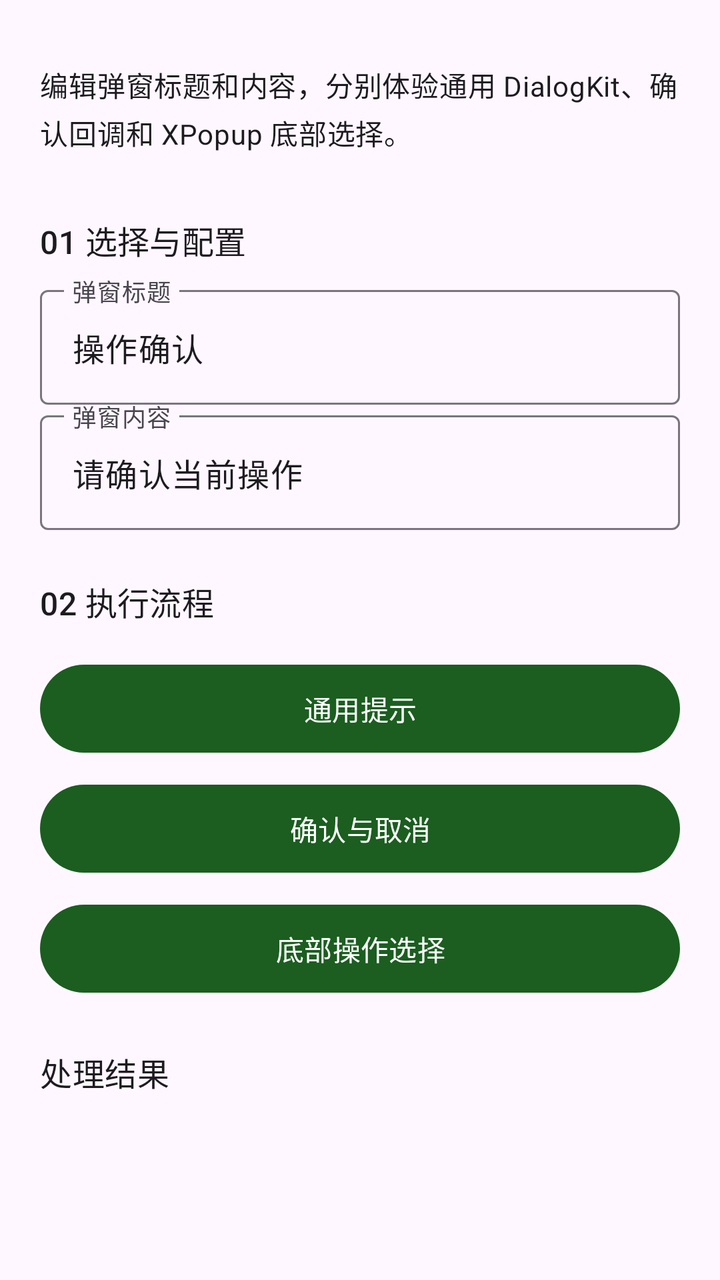
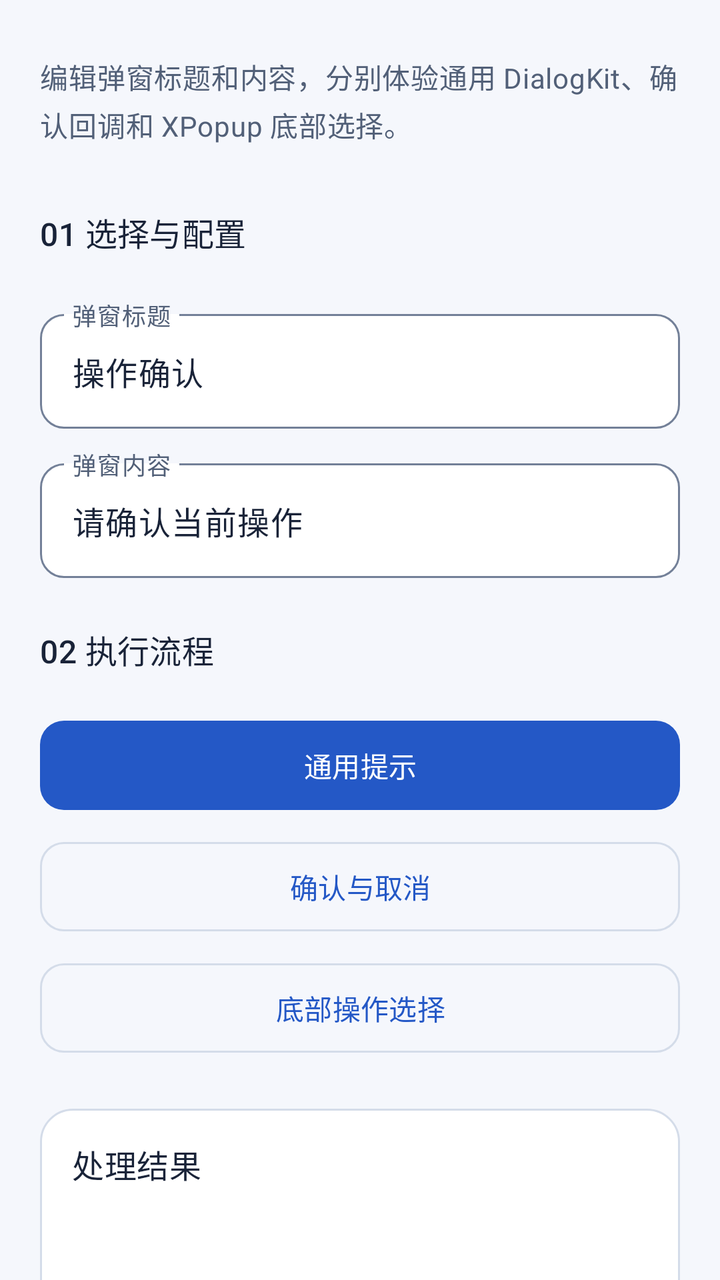

Two renders of the same Android screen: before a commit and after it. Below are the layout's source before the change and the commit's diff.
<!-- AndroidManifest.xml: another module's application theme Theme.DevLib -->
<!-- res/layout/demo_popup.xml -->
<?xml version='1.0' encoding='utf-8'?>
<ScrollView xmlns:android="http://schemas.android.com/apk/res/android" android:layout_width="match_parent" android:layout_height="match_parent" android:fillViewport="true" android:scrollbars="none" android:clipToPadding="false">
    <LinearLayout style="@style/Demo.Page">
        <TextView style="@style/Demo.Label" android:text="@string/demo_popup_intro" />
        <TextView style="@style/Demo.Heading" android:text="@string/demo_popup_input" />
        <com.google.android.material.textfield.TextInputLayout android:layout_width="match_parent" android:layout_height="wrap_content" android:hint="@string/demo_popup_title">
            <com.google.android.material.textfield.TextInputEditText android:id="@+id/title" style="@style/Demo.Input" android:inputType="text" android:text="@string/demo_popup_title_value" android:saveEnabled="true" />
        </com.google.android.material.textfield.TextInputLayout>
        <com.google.android.material.textfield.TextInputLayout android:layout_width="match_parent" android:layout_height="wrap_content" android:hint="@string/demo_popup_message">
            <com.google.android.material.textfield.TextInputEditText android:id="@+id/message" style="@style/Demo.Input" android:inputType="text" android:text="@string/demo_popup_message_value" android:saveEnabled="true" />
        </com.google.android.material.textfield.TextInputLayout>
        <TextView style="@style/Demo.Heading" android:text="@string/demo_popup_execute" />
        <com.google.android.material.button.MaterialButton android:id="@+id/common" style="@style/Demo.Button" android:text="@string/demo_popup_common" />
        <com.google.android.material.button.MaterialButton android:id="@+id/confirm" style="@style/Demo.Button" android:text="@string/demo_popup_confirm" />
        <com.google.android.material.button.MaterialButton android:id="@+id/bottom" style="@style/Demo.Button" android:text="@string/demo_popup_bottom" />
        <include android:id="@+id/result" layout="@layout/demo_output" />
    </LinearLayout>
</ScrollView>
<!-- res/layout/demo_output.xml (included above) -->
<?xml version='1.0' encoding='utf-8'?>
<LinearLayout xmlns:android="http://schemas.android.com/apk/res/android" style="@style/Demo.Page" android:padding="0dp">
    <TextView style="@style/Demo.Heading" android:text="@string/demo_output" />
    <TextView android:id="@+id/inputs" style="@style/Demo.Label" android:textIsSelectable="true" />
    <ImageView android:id="@+id/inputPreview" android:layout_width="match_parent" android:layout_height="200dp" android:scaleType="fitCenter" android:contentDescription="@string/workspace_original" android:visibility="gone" />
    <ProgressBar android:id="@+id/progress" style="?android:attr/progressBarStyleHorizontal" android:layout_width="match_parent" android:layout_height="wrap_content" android:visibility="gone" />
    <TextView android:id="@+id/message" style="@style/Demo.Label" android:textIsSelectable="true" />
    <ImageView android:id="@+id/preview" android:layout_width="match_parent" android:layout_height="wrap_content" android:adjustViewBounds="true" android:maxHeight="360dp" android:contentDescription="@string/demo_preview" android:visibility="gone" />
    <com.google.android.material.button.MaterialButton android:id="@+id/cancel" style="@style/Demo.Button" android:text="@string/demo_cancel" android:visibility="gone" />
    <LinearLayout android:layout_width="match_parent" android:layout_height="wrap_content" android:orientation="horizontal">
        <com.google.android.material.button.MaterialButton android:id="@+id/open" style="@style/Demo.Button" android:layout_width="0dp" android:layout_weight="1" android:text="@string/demo_open" />
        <com.google.android.material.button.MaterialButton android:id="@+id/share" style="@style/Demo.Button" android:layout_width="0dp" android:layout_weight="1" android:text="@string/demo_share" />
    </LinearLayout>
    <com.google.android.material.button.MaterialButton android:id="@+id/save" style="@style/Demo.Button" android:text="@string/workspace_save" />
    <com.google.android.material.button.MaterialButton android:id="@+id/continueWith" style="@style/Demo.Button" android:text="@string/workspace_continue" />
</LinearLayout>
<!-- resources referenced by this layout -->
<resources>
  <style name="Demo.Button" parent="">
          <item name="android:layout_width">match_parent</item>
          <item name="android:layout_height">wrap_content</item>
          <item name="android:minHeight">52dp</item>
          <item name="android:layout_marginTop">8dp</item>
      </style>
  <style name="Demo.Heading" parent="Demo.Label">
          <item name="android:textAppearance">?attr/textAppearanceTitleMedium</item>
          <item name="android:layout_marginTop">24dp</item>
      </style>
  <style name="Demo.Input" parent="">
          <item name="android:layout_width">match_parent</item>
          <item name="android:layout_height">wrap_content</item>
          <item name="android:minHeight">56dp</item>
          <item name="android:layout_marginTop">8dp</item>
          <item name="android:importantForAutofill">no</item>
      </style>
  <style name="Demo.Label" parent="">
          <item name="android:layout_width">match_parent</item>
          <item name="android:layout_height">wrap_content</item>
          <item name="android:textAppearance">?attr/textAppearanceBodyMedium</item>
          <item name="android:layout_marginTop">12dp</item>
          <item name="android:layout_marginBottom">8dp</item>
      </style>
  <style name="Demo.Page" parent="">
          <item name="android:orientation">vertical</item>
          <item name="android:padding">20dp</item>
          <item name="android:layout_width">match_parent</item>
          <item name="android:layout_height">wrap_content</item>
      </style>
  <style name="Theme.DevLib" parent="Theme.Material3.DayNight.NoActionBar">
          <item name="colorPrimary">@color/primary</item>
          <item name="colorOnPrimary">@color/on_primary</item>
          <item name="android:statusBarColor">@android:color/transparent</item>
          <item name="android:navigationBarColor">@android:color/transparent</item>
          <item name="android:windowLightStatusBar">true</item>
          <item name="android:windowLightNavigationBar">true</item>
          <item name="android:enforceNavigationBarContrast">false</item>
      </style>
  <color name="primary">#1B5E20</color>
  <color name="on_primary">#FFFFFF</color>
  <!-- unchanged entries left out for length: 18 -->
</resources>

<!-- the commit's change to res/layout/demo_popup.xml (unified diff, before → after) -->
@@ -3,14 +3,14 @@
     <LinearLayout style="@style/Demo.Page">
         <TextView style="@style/Demo.Label" android:text="@string/demo_popup_intro" />
         <TextView style="@style/Demo.Heading" android:text="@string/demo_popup_input" />
-        <com.google.android.material.textfield.TextInputLayout android:layout_width="match_parent" android:layout_height="wrap_content" android:hint="@string/demo_popup_title">
+        <com.google.android.material.textfield.TextInputLayout style="@style/Demo.TextInputLayout" android:layout_width="match_parent" android:layout_height="wrap_content" android:hint="@string/demo_popup_title">
             <com.google.android.material.textfield.TextInputEditText android:id="@+id/title" style="@style/Demo.Input" android:inputType="text" android:text="@string/demo_popup_title_value" android:saveEnabled="true" />
         </com.google.android.material.textfield.TextInputLayout>
-        <com.google.android.material.textfield.TextInputLayout android:layout_width="match_parent" android:layout_height="wrap_content" android:hint="@string/demo_popup_message">
+        <com.google.android.material.textfield.TextInputLayout style="@style/Demo.TextInputLayout" android:layout_width="match_parent" android:layout_height="wrap_content" android:hint="@string/demo_popup_message">
             <com.google.android.material.textfield.TextInputEditText android:id="@+id/message" style="@style/Demo.Input" android:inputType="text" android:text="@string/demo_popup_message_value" android:saveEnabled="true" />
         </com.google.android.material.textfield.TextInputLayout>
         <TextView style="@style/Demo.Heading" android:text="@string/demo_popup_execute" />
-        <com.google.android.material.button.MaterialButton android:id="@+id/common" style="@style/Demo.Button" android:text="@string/demo_popup_common" />
+        <com.google.android.material.button.MaterialButton android:id="@+id/common" style="@style/Demo.Button.Primary" android:text="@string/demo_popup_common" />
         <com.google.android.material.button.MaterialButton android:id="@+id/confirm" style="@style/Demo.Button" android:text="@string/demo_popup_confirm" />
         <com.google.android.material.button.MaterialButton android:id="@+id/bottom" style="@style/Demo.Button" android:text="@string/demo_popup_bottom" />
         <include android:id="@+id/result" layout="@layout/demo_output" />
@@ -18,17 +18,17 @@
 </ScrollView>
 <!-- res/layout/demo_output.xml (included above) -->
 <?xml version='1.0' encoding='utf-8'?>
-<LinearLayout xmlns:android="http://schemas.android.com/apk/res/android" style="@style/Demo.Page" android:padding="0dp">
-    <TextView style="@style/Demo.Heading" android:text="@string/demo_output" />
+<LinearLayout xmlns:android="http://schemas.android.com/apk/res/android" style="@style/Demo.Page" android:padding="16dp" android:layout_marginTop="24dp" android:background="@drawable/demo_result_surface">
+    <TextView style="@style/Demo.Heading" android:layout_marginTop="0dp" android:text="@string/demo_output" />
     <TextView android:id="@+id/inputs" style="@style/Demo.Label" android:textIsSelectable="true" />
     <ImageView android:id="@+id/inputPreview" android:layout_width="match_parent" android:layout_height="200dp" android:scaleType="fitCenter" android:contentDescription="@string/workspace_original" android:visibility="gone" />
     <ProgressBar android:id="@+id/progress" style="?android:attr/progressBarStyleHorizontal" android:layout_width="match_parent" android:layout_height="wrap_content" android:visibility="gone" />
-    <TextView android:id="@+id/message" style="@style/Demo.Label" android:textIsSelectable="true" />
+    <TextView android:id="@+id/message" style="@style/Demo.Label" android:accessibilityLiveRegion="polite" android:textIsSelectable="true" />
     <ImageView android:id="@+id/preview" android:layout_width="match_parent" android:layout_height="wrap_content" android:adjustViewBounds="true" android:maxHeight="360dp" android:contentDescription="@string/demo_preview" android:visibility="gone" />
-    <com.google.android.material.button.MaterialButton android:id="@+id/cancel" style="@style/Demo.Button" android:text="@string/demo_cancel" android:visibility="gone" />
+    <com.google.android.material.button.MaterialButton android:id="@+id/cancel" style="@style/Demo.Button.Danger" android:text="@string/demo_cancel" android:visibility="gone" />
     <LinearLayout android:layout_width="match_parent" android:layout_height="wrap_content" android:orientation="horizontal">
-        <com.google.android.material.button.MaterialButton android:id="@+id/open" style="@style/Demo.Button" android:layout_width="0dp" android:layout_weight="1" android:text="@string/demo_open" />
-        <com.google.android.material.button.MaterialButton android:id="@+id/share" style="@style/Demo.Button" android:layout_width="0dp" android:layout_weight="1" android:text="@string/demo_share" />
+        <com.google.android.material.button.MaterialButton android:id="@+id/open" style="@style/Demo.Button.Primary" android:layout_marginEnd="4dp" android:layout_width="0dp" android:layout_weight="1" android:text="@string/demo_open" />
+        <com.google.android.material.button.MaterialButton android:id="@+id/share" style="@style/Demo.Button" android:layout_marginStart="4dp" android:layout_width="0dp" android:layout_weight="1" android:text="@string/demo_share" />
     </LinearLayout>
     <com.google.android.material.button.MaterialButton android:id="@+id/save" style="@style/Demo.Button" android:text="@string/workspace_save" />
     <com.google.android.material.button.MaterialButton android:id="@+id/continueWith" style="@style/Demo.Button" android:text="@string/workspace_continue" />
<!-- resource entries referenced after the edit -->
@@ -1,46 +1,130 @@
 <!-- resources referenced by this layout -->
 <resources>
-  <style name="Demo.Button" parent="">
+  <!-- drawable demo_result_surface (drawable) -->
+  <shape xmlns:android="http://schemas.android.com/apk/res/android" android:shape="rectangle">
+      <solid android:color="@color/dev_surface_card" />
+      <corners android:radius="16dp" />
+      <stroke android:width="1dp" android:color="@color/dev_outline_variant" />
+  </shape>
+  <style name="Demo.Button" parent="Widget.Material3.Button.OutlinedButton">
           <item name="android:layout_width">match_parent</item>
           <item name="android:layout_height">wrap_content</item>
-          <item name="android:minHeight">52dp</item>
+          <item name="android:minHeight">48dp</item>
+          <item name="android:minWidth">0dp</item>
           <item name="android:layout_marginTop">8dp</item>
+          <item name="android:textAllCaps">false</item>
+          <item name="cornerRadius">12dp</item>
+          <item name="strokeColor">@color/dev_outline_variant</item>
+          <item name="android:paddingTop">12dp</item>
+          <item name="android:paddingBottom">12dp</item>
+      </style>
+  <style name="Demo.Button.Danger" parent="Demo.Button">
+          <item name="android:textColor">@color/dev_error</item>
+      </style>
+  <style name="Demo.Button.Primary" parent="Widget.Material3.Button">
+          <item name="android:layout_width">match_parent</item>
+          <item name="android:layout_height">wrap_content</item>
+          <item name="android:minHeight">48dp</item>
+          <item name="android:minWidth">0dp</item>
+          <item name="android:layout_marginTop">8dp</item>
+          <item name="android:textAllCaps">false</item>
+          <item name="cornerRadius">12dp</item>
+          <item name="android:paddingTop">12dp</item>
+          <item name="android:paddingBottom">12dp</item>
       </style>
   <style name="Demo.Heading" parent="Demo.Label">
           <item name="android:textAppearance">?attr/textAppearanceTitleMedium</item>
+          <item name="android:textColor">@color/feature_res_on_surface</item>
           <item name="android:layout_marginTop">24dp</item>
+          <item name="android:layout_marginBottom">12dp</item>
+          <item name="android:accessibilityHeading">true</item>
       </style>
   <style name="Demo.Input" parent="">
           <item name="android:layout_width">match_parent</item>
           <item name="android:layout_height">wrap_content</item>
           <item name="android:minHeight">56dp</item>
-          <item name="android:layout_marginTop">8dp</item>
           <item name="android:importantForAutofill">no</item>
       </style>
   <style name="Demo.Label" parent="">
           <item name="android:layout_width">match_parent</item>
           <item name="android:layout_height">wrap_content</item>
           <item name="android:textAppearance">?attr/textAppearanceBodyMedium</item>
-          <item name="android:layout_marginTop">12dp</item>
+          <item name="android:textColor">@color/dev_on_surface_variant</item>
+          <item name="android:lineSpacingExtra">3dp</item>
+          <item name="android:layout_marginTop">8dp</item>
           <item name="android:layout_marginBottom">8dp</item>
       </style>
   <style name="Demo.Page" parent="">
           <item name="android:orientation">vertical</item>
           <item name="android:padding">20dp</item>
+          <item name="android:paddingBottom">32dp</item>
           <item name="android:layout_width">match_parent</item>
           <item name="android:layout_height">wrap_content</item>
       </style>
+  <style name="Demo.TextInputLayout" parent="Widget.Material3.TextInputLayout.OutlinedBox">
+          <item name="android:layout_marginTop">12dp</item>
+          <item name="boxCornerRadiusTopStart">12dp</item>
+          <item name="boxCornerRadiusTopEnd">12dp</item>
+          <item name="boxCornerRadiusBottomStart">12dp</item>
+          <item name="boxCornerRadiusBottomEnd">12dp</item>
+          <item name="boxBackgroundColor">@color/dev_surface_card</item>
+      </style>
   <style name="Theme.DevLib" parent="Theme.Material3.DayNight.NoActionBar">
-          <item name="colorPrimary">@color/primary</item>
-          <item name="colorOnPrimary">@color/on_primary</item>
+          <item name="colorPrimary">@color/dev_primary</item>
+          <item name="colorOnPrimary">@color/dev_on_primary</item>
+          <item name="colorPrimaryContainer">@color/dev_primary_container</item>
+          <item name="colorOnPrimaryContainer">@color/dev_on_primary_container</item>
+          <item name="colorSecondary">@color/dev_secondary</item>
+          <item name="colorOnSecondary">@color/dev_on_secondary</item>
+          <item name="colorSecondaryContainer">@color/dev_secondary_container</item>
+          <item name="colorOnSecondaryContainer">@color/dev_on_secondary_container</item>
+          <item name="colorTertiary">@color/dev_secondary</item>
+          <item name="colorOnTertiary">@color/dev_on_secondary</item>
+          <item name="colorTertiaryContainer">@color/dev_secondary_container</item>
+          <item name="colorOnTertiaryContainer">@color/dev_on_secondary_container</item>
+          <item name="android:colorBackground">@color/feature_res_surface</item>
+          <item name="android:windowBackground">@color/feature_res_surface</item>
+          <item name="colorOnBackground">@color/feature_res_on_surface</item>
+          <item name="colorSurface">@color/dev_surface_card</item>
+          <item name="colorOnSurface">@color/feature_res_on_surface</item>
+          <item name="colorSurfaceVariant">@color/dev_surface_variant</item>
+          <item name="colorOnSurfaceVariant">@color/dev_on_surface_variant</item>
+          <item name="colorSurfaceContainer">@color/dev_surface_card</item>
+          <item name="colorSurfaceContainerLow">@color/dev_surface_card</item>
+          <item name="colorSurfaceContainerHigh">@color/dev_surface_variant</item>
+          <item name="colorOutline">@color/dev_outline</item>
+          <item name="colorOutlineVariant">@color/dev_outline_variant</item>
+          <item name="colorError">@color/dev_error</item>
+          <item name="colorOnError">@color/dev_on_error</item>
+          <item name="colorErrorContainer">@color/dev_error_container</item>
+          <item name="colorOnErrorContainer">@color/dev_on_error_container</item>
+          <item name="textInputStyle">@style/Demo.TextInputLayout</item>
+          <item name="materialButtonStyle">@style/Demo.Button.Primary</item>
+          
+          <item name="android:windowLightStatusBar">@bool/dev_light_system_bars</item>
+          <item name="android:windowLightNavigationBar">@bool/dev_light_system_bars</item>
           <item name="android:statusBarColor">@android:color/transparent</item>
           <item name="android:navigationBarColor">@android:color/transparent</item>
-          <item name="android:windowLightStatusBar">true</item>
-          <item name="android:windowLightNavigationBar">true</item>
-          <item name="android:enforceNavigationBarContrast">false</item>
       </style>
-  <color name="primary">#1B5E20</color>
-  <color name="on_primary">#FFFFFF</color>
+  <color name="dev_surface_card">#FFFFFF</color>
+  <color name="dev_outline_variant">#D4DCE9</color>
+  <color name="dev_error">#B3261E</color>
+  <color name="feature_res_on_surface">#192338</color>
+  <color name="dev_on_surface_variant">#526078</color>
+  <color name="dev_primary">#2458C6</color>
+  <color name="dev_on_primary">#FFFFFF</color>
+  <color name="dev_primary_container">#DFE8FF</color>
+  <color name="dev_on_primary_container">#163567</color>
+  <color name="dev_secondary">#146C70</color>
+  <color name="dev_on_secondary">#FFFFFF</color>
+  <color name="dev_secondary_container">#D8F1F0</color>
+  <color name="dev_on_secondary_container">#124F53</color>
+  <color name="feature_res_surface">#F5F7FC</color>
+  <color name="dev_surface_variant">#E9EDF5</color>
+  <color name="dev_outline">#738098</color>
+  <color name="dev_on_error">#FFFFFF</color>
+  <color name="dev_error_container">#FCE3DF</color>
+  <color name="dev_on_error_container">#761F19</color>
   <!-- unchanged entries left out for length: 18 -->
 </resources>
 
